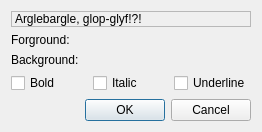
First picture: the form in src/preferences/AnsiColorDialog.ui, repository MUME/MMapper, before the edit.
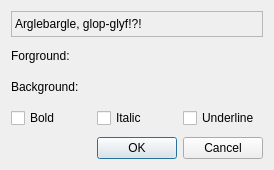
Second picture: the form after the edit. Custom widgets are drawn as their Qt base class.

Commit message: Ansi Color Dialog bug fixes and refactor

Diff of the .ui file:
```diff
--- a/src/preferences/AnsiColorDialog.ui
+++ b/src/preferences/AnsiColorDialog.ui
@@ -2,6 +2,14 @@
 <ui version="4.0">
  <class>AnsiColorDialog</class>
  <widget class="QDialog" name="AnsiColorDialog">
+  <property name="geometry">
+   <rect>
+    <x>0</x>
+    <y>0</y>
+    <width>274</width>
+    <height>170</height>
+   </rect>
+  </property>
   <property name="windowTitle">
    <string>Ansi Color Dialog</string>
   </property>
@@ -85,6 +93,12 @@
      <property name="wordWrap">
       <bool>true</bool>
      </property>
+     <property name="margin">
+      <number>3</number>
+     </property>
+     <property name="indent">
+      <number>3</number>
+     </property>
     </widget>
    </item>
    <item row="5" column="1">
```
The commit also changes 5 other files.
